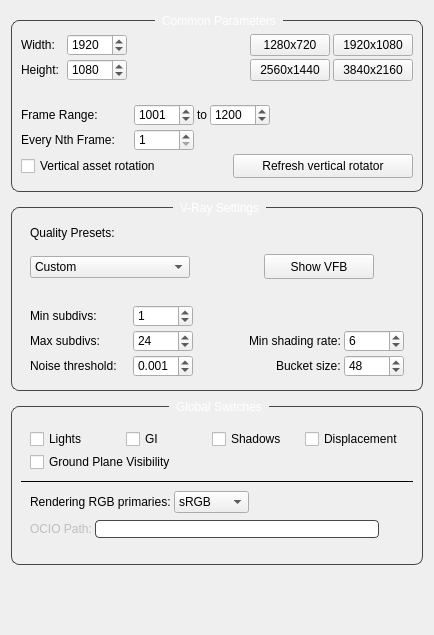
This is YFX_Lookdev_Tool/dev/UI/renderSettings_UI.ui in kaanyilmaz99/YFX_Lookdev_Tool as Qt 5 draws it before an edit. The edited form follows.
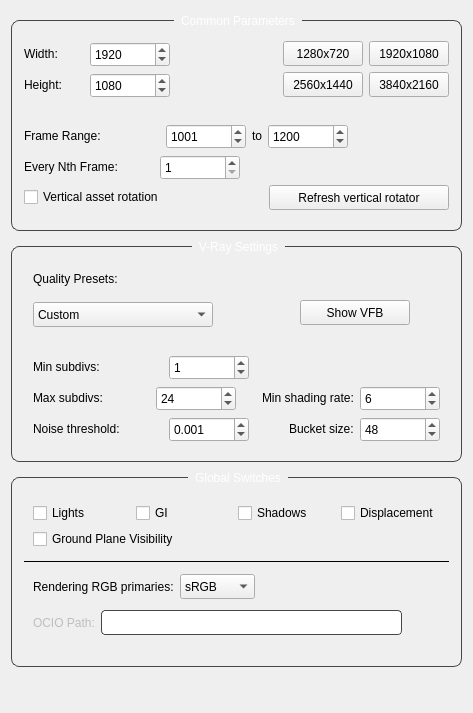
This is the edited form. Icons and pictures are not drawn.

What changed in the file:
```diff
--- a/YFX_Lookdev_Tool/dev/UI/renderSettings_UI.ui
+++ b/YFX_Lookdev_Tool/dev/UI/renderSettings_UI.ui
@@ -6,10 +6,22 @@
    <rect>
     <x>0</x>
     <y>0</y>
-    <width>434</width>
-    <height>635</height>
+    <width>473</width>
+    <height>713</height>
    </rect>
   </property>
+  <property name="minimumSize">
+   <size>
+    <width>473</width>
+    <height>713</height>
+   </size>
+  </property>
+  <property name="maximumSize">
+   <size>
+    <width>99999</width>
+    <height>99999</height>
+   </size>
+  </property>
   <property name="windowTitle">
    <string>Form</string>
   </property>
@@ -56,19 +68,19 @@
        </property>
        <layout class="QVBoxLayout" name="verticalLayout_11">
         <property name="spacing">
-         <number>3</number>
+         <number>6</number>
         </property>
         <property name="leftMargin">
-         <number>9</number>
+         <number>12</number>
         </property>
         <property name="topMargin">
-         <number>13</number>
+         <number>20</number>
         </property>
         <property name="rightMargin">
-         <number>9</number>
+         <number>12</number>
         </property>
         <property name="bottomMargin">
-         <number>13</number>
+         <number>20</number>
         </property>
         <item>
          <layout class="QHBoxLayout" name="horizontalLayout_5" stretch="0,0,1,0,0">
@@ -79,7 +91,7 @@
            <widget class="QLabel" name="l_width">
             <property name="minimumSize">
              <size>
-              <width>43</width>
+              <width>60</width>
               <height>0</height>
              </size>
             </property>
@@ -89,6 +101,11 @@
               <height>16777215</height>
              </size>
             </property>
+            <property name="font">
+             <font>
+              <pointsize>9</pointsize>
+             </font>
+            </property>
             <property name="text">
              <string>Width:</string>
             </property>
@@ -98,8 +115,8 @@
            <widget class="QSpinBox" name="sBox_width">
             <property name="minimumSize">
              <size>
-              <width>60</width>
-              <height>22</height>
+              <width>80</width>
+              <height>25</height>
              </size>
             </property>
             <property name="maximumSize">
@@ -158,6 +175,12 @@
           </item>
           <item>
            <widget class="QPushButton" name="pBtn_720">
+            <property name="minimumSize">
+             <size>
+              <width>80</width>
+              <height>25</height>
+             </size>
+            </property>
             <property name="text">
              <string>1280x720</string>
             </property>
@@ -165,6 +188,12 @@
           </item>
           <item>
            <widget class="QPushButton" name="pBtn_1080">
+            <property name="minimumSize">
+             <size>
+              <width>80</width>
+              <height>25</height>
+             </size>
+            </property>
             <property name="text">
              <string>1920x1080</string>
             </property>
@@ -181,7 +210,7 @@
            <widget class="QLabel" name="label">
             <property name="minimumSize">
              <size>
-              <width>43</width>
+              <width>60</width>
               <height>0</height>
              </size>
             </property>
@@ -191,6 +220,11 @@
               <height>16777215</height>
              </size>
             </property>
+            <property name="font">
+             <font>
+              <pointsize>9</pointsize>
+             </font>
+            </property>
             <property name="text">
              <string>Height:</string>
             </property>
@@ -200,8 +234,8 @@
            <widget class="QSpinBox" name="sBox_height">
             <property name="minimumSize">
              <size>
-              <width>60</width>
-              <height>22</height>
+              <width>80</width>
+              <height>25</height>
              </size>
             </property>
             <property name="maximumSize">
@@ -239,6 +273,12 @@
           </item>
           <item>
            <widget class="QPushButton" name="pBtn_1440">
+            <property name="minimumSize">
+             <size>
+              <width>80</width>
+              <height>25</height>
+             </size>
+            </property>
             <property name="text">
              <string>2560x1440</string>
             </property>
@@ -246,6 +286,12 @@
           </item>
           <item>
            <widget class="QPushButton" name="pBtn_2160">
+            <property name="minimumSize">
+             <size>
+              <width>80</width>
+              <height>25</height>
+             </size>
+            </property>
             <property name="text">
              <string>3840x2160</string>
             </property>
@@ -275,16 +321,21 @@
            <widget class="QLabel" name="label_frame">
             <property name="minimumSize">
              <size>
-              <width>110</width>
+              <width>136</width>
               <height>0</height>
              </size>
             </property>
             <property name="maximumSize">
              <size>
-              <width>110</width>
+              <width>136</width>
               <height>16777215</height>
              </size>
             </property>
+            <property name="font">
+             <font>
+              <pointsize>9</pointsize>
+             </font>
+            </property>
             <property name="text">
              <string>Frame Range:</string>
             </property>
@@ -294,8 +345,8 @@
            <widget class="QSpinBox" name="sBox_startFrame">
             <property name="minimumSize">
              <size>
-              <width>60</width>
-              <height>22</height>
+              <width>80</width>
+              <height>25</height>
              </size>
             </property>
             <property name="maximumSize">
@@ -329,8 +380,8 @@
            <widget class="QSpinBox" name="sBox_endFrame">
             <property name="minimumSize">
              <size>
-              <width>60</width>
-              <height>22</height>
+              <width>80</width>
+              <height>25</height>
              </size>
             </property>
             <property name="maximumSize">
@@ -374,16 +425,21 @@
            <widget class="QLabel" name="label_3">
             <property name="minimumSize">
              <size>
-              <width>110</width>
+              <width>130</width>
               <height>0</height>
              </size>
             </property>
             <property name="maximumSize">
              <size>
-              <width>110</width>
+              <width>150</width>
               <height>16777215</height>
              </size>
             </property>
+            <property name="font">
+             <font>
+              <pointsize>9</pointsize>
+             </font>
+            </property>
             <property name="text">
              <string>Every Nth Frame:</string>
             </property>
@@ -393,8 +449,8 @@
            <widget class="QSpinBox" name="sBox_nth">
             <property name="minimumSize">
              <size>
-              <width>60</width>
-              <height>22</height>
+              <width>80</width>
+              <height>25</height>
              </size>
             </property>
             <property name="maximumSize">
@@ -433,6 +489,11 @@
           </property>
           <item>
            <widget class="QCheckBox" name="cBox_vertical_rot">
+            <property name="font">
+             <font>
+              <pointsize>9</pointsize>
+             </font>
+            </property>
             <property name="text">
              <string>Vertical asset rotation</string>
             </property>
@@ -443,7 +504,7 @@
             <property name="minimumSize">
              <size>
               <width>180</width>
-              <height>24</height>
+              <height>25</height>
              </size>
             </property>
             <property name="maximumSize">
@@ -493,13 +554,19 @@
        </property>
        <layout class="QVBoxLayout" name="verticalLayout_12">
         <property name="spacing">
-         <number>3</number>
+         <number>6</number>
+        </property>
+        <property name="leftMargin">
+         <number>12</number>
         </property>
         <property name="topMargin">
-         <number>13</number>
+         <number>20</number>
+        </property>
+        <property name="rightMargin">
+         <number>12</number>
         </property>
         <property name="bottomMargin">
-         <number>13</number>
+         <number>20</number>
         </property>
         <item>
          <layout class="QVBoxLayout" name="verticalLayout_10" stretch="0,0">
@@ -534,8 +601,8 @@
              <widget class="QComboBox" name="cBox_renderSettings">
               <property name="minimumSize">
                <size>
-                <width>160</width>
-                <height>22</height>
+                <width>180</width>
+                <height>25</height>
                </size>
               </property>
               <property name="maximumSize">
@@ -633,16 +700,21 @@
            <widget class="QLabel" name="label_4">
             <property name="minimumSize">
              <size>
-              <width>100</width>
+              <width>130</width>
               <height>0</height>
              </size>
             </property>
             <property name="maximumSize">
              <size>
-              <width>100</width>
+              <width>130</width>
               <height>16777215</height>
              </size>
             </property>
+            <property name="font">
+             <font>
+              <pointsize>9</pointsize>
+             </font>
+            </property>
             <property name="text">
              <string>Min subdivs:</string>
             </property>
@@ -652,8 +724,8 @@
            <widget class="QSpinBox" name="sBox_minSubdiv">
             <property name="minimumSize">
              <size>
-              <width>60</width>
-              <height>22</height>
+              <width>80</width>
+              <height>25</height>
              </size>
             </property>
             <property name="maximumSize">
@@ -697,16 +769,21 @@
            <widget class="QLabel" name="label_5">
             <property name="minimumSize">
              <size>
-              <width>100</width>
+              <width>130</width>
               <height>0</height>
              </size>
             </property>
             <property name="maximumSize">
              <size>
-              <width>100</width>
+              <width>130</width>
               <height>16777215</height>
              </size>
             </property>
+            <property name="font">
+             <font>
+              <pointsize>9</pointsize>
+             </font>
+            </property>
             <property name="text">
              <string>Max subdivs:</string>
             </property>
@@ -716,8 +793,8 @@
            <widget class="QSpinBox" name="sBox_maxSubdiv">
             <property name="minimumSize">
              <size>
-              <width>60</width>
-              <height>22</height>
+              <width>80</width>
+              <height>25</height>
              </size>
             </property>
             <property name="maximumSize">
@@ -746,6 +823,17 @@
           </item>
           <item>
            <widget class="QLabel" name="label_7">
+            <property name="minimumSize">
+             <size>
+              <width>0</width>
+              <height>0</height>
+             </size>
+            </property>
+            <property name="font">
+             <font>
+              <pointsize>9</pointsize>
+             </font>
+            </property>
             <property name="text">
              <string>Min shading rate:</string>
             </property>
@@ -755,8 +843,8 @@
            <widget class="QSpinBox" name="sBox_shading">
             <property name="minimumSize">
              <size>
-              <width>60</width>
-              <height>22</height>
+              <width>80</width>
+              <height>25</height>
              </size>
             </property>
             <property name="maximumSize">
@@ -793,16 +881,21 @@
            <widget class="QLabel" name="label_6">
             <property name="minimumSize">
              <size>
-              <width>100</width>
+              <width>130</width>
               <height>0</height>
              </size>
             </property>
             <property name="maximumSize">
              <size>
-              <width>100</width>
+              <width>130</width>
               <height>16777215</height>
              </size>
             </property>
+            <property name="font">
+             <font>
+              <pointsize>9</pointsize>
+             </font>
+            </property>
             <property name="text">
              <string>Noise threshold:</string>
             </property>
@@ -812,8 +905,8 @@
            <widget class="QDoubleSpinBox" name="dsBox_noise">
             <property name="minimumSize">
              <size>
-              <width>60</width>
-              <height>22</height>
+              <width>80</width>
+              <height>25</height>
              </size>
             </property>
             <property name="maximumSize">
@@ -848,6 +941,11 @@
           </item>
           <item>
            <widget class="QLabel" name="label_8">
+            <property name="font">
+             <font>
+              <pointsize>9</pointsize>
+             </font>
+            </property>
             <property name="layoutDirection">
              <enum>Qt::LeftToRight</enum>
             </property>
@@ -860,8 +958,8 @@
            <widget class="QSpinBox" name="sBox_bucket">
             <property name="minimumSize">
              <size>
-              <width>60</width>
-              <height>22</height>
+              <width>80</width>
+              <height>25</height>
              </size>
             </property>
             <property name="maximumSize">
@@ -911,7 +1009,19 @@
        </property>
        <layout class="QVBoxLayout" name="verticalLayout_13">
         <property name="spacing">
-         <number>3</number>
+         <number>6</number>
+        </property>
+        <property name="leftMargin">
+         <number>12</number>
+        </property>
+        <property name="topMargin">
+         <number>12</number>
+        </property>
+        <property name="rightMargin">
+         <number>12</number>
+        </property>
+        <property name="bottomMargin">
+         <number>12</number>
         </property>
         <item>
          <layout class="QHBoxLayout" name="horizontalLayout_12" stretch="0,0,0,0">
@@ -935,6 +1045,11 @@
               <height>0</height>
              </size>
             </property>
+            <property name="font">
+             <font>
+              <pointsize>9</pointsize>
+             </font>
+            </property>
             <property name="text">
              <string>Lights</string>
             </property>
@@ -948,6 +1063,11 @@
               <height>0</height>
              </size>
             </property>
+            <property name="font">
+             <font>
+              <pointsize>9</pointsize>
+             </font>
+            </property>
             <property name="text">
              <string>GI</string>
             </property>
@@ -961,6 +1081,11 @@
               <height>0</height>
              </size>
             </property>
+            <property name="font">
+             <font>
+              <pointsize>9</pointsize>
+             </font>
+            </property>
             <property name="text">
              <string>Shadows</string>
             </property>
@@ -974,6 +1099,11 @@
               <height>0</height>
              </size>
             </property>
+            <property name="font">
+             <font>
+              <pointsize>9</pointsize>
+             </font>
+            </property>
             <property name="text">
              <string>Displacement</string>
             </property>
@@ -994,6 +1124,11 @@
           </property>
           <item>
            <widget class="QCheckBox" name="cBox_ground_plane">
+            <property name="font">
+             <font>
+              <pointsize>9</pointsize>
+             </font>
+            </property>
             <property name="text">
              <string>Ground Plane Visibility</string>
             </property>
@@ -1033,6 +1168,11 @@
               <height>0</height>
              </size>
             </property>
+            <property name="font">
+             <font>
+              <pointsize>9</pointsize>
+             </font>
+            </property>
             <property name="text">
              <string>Rendering RGB primaries:</string>
             </property>
@@ -1043,9 +1183,14 @@
             <property name="minimumSize">
              <size>
               <width>0</width>
-              <height>22</height>
+              <height>25</height>
              </size>
             </property>
+            <property name="font">
+             <font>
+              <pointsize>9</pointsize>
+             </font>
+            </property>
             <property name="currentIndex">
              <number>0</number>
             </property>
@@ -1092,6 +1237,11 @@
             <property name="enabled">
              <bool>false</bool>
             </property>
+            <property name="font">
+             <font>
+              <pointsize>9</pointsize>
+             </font>
+            </property>
             <property name="text">
              <string>OCIO Path:</string>
             </property>
@@ -1102,6 +1252,12 @@
             <property name="enabled">
              <bool>false</bool>
             </property>
+            <property name="minimumSize">
+             <size>
+              <width>0</width>
+              <height>25</height>
+             </size>
+            </property>
             <property name="styleSheet">
              <string notr="true">QLineEdit {
 	border: 1px solid rgb(70, 70, 70);
@@ -1120,14 +1276,14 @@
             </property>
             <property name="minimumSize">
              <size>
-              <width>22</width>
-              <height>26</height>
+              <width>32</width>
+              <height>36</height>
              </size>
             </property>
             <property name="maximumSize">
              <size>
-              <width>22</width>
-              <height>26</height>
+              <width>32</width>
+              <height>36</height>
              </size>
             </property>
             <property name="styleSheet">
```
